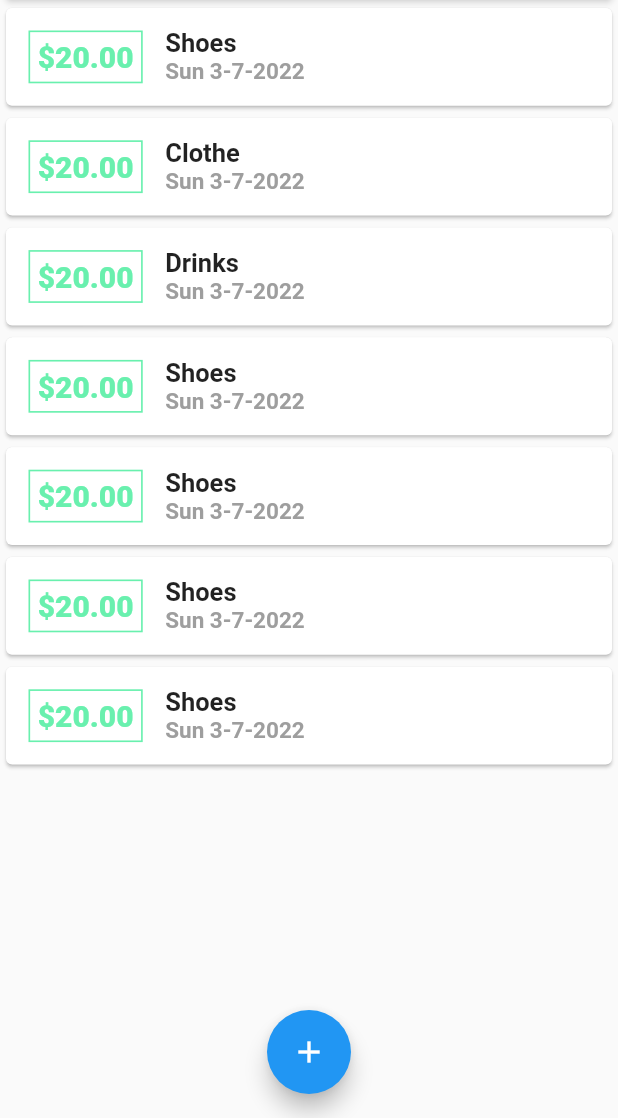
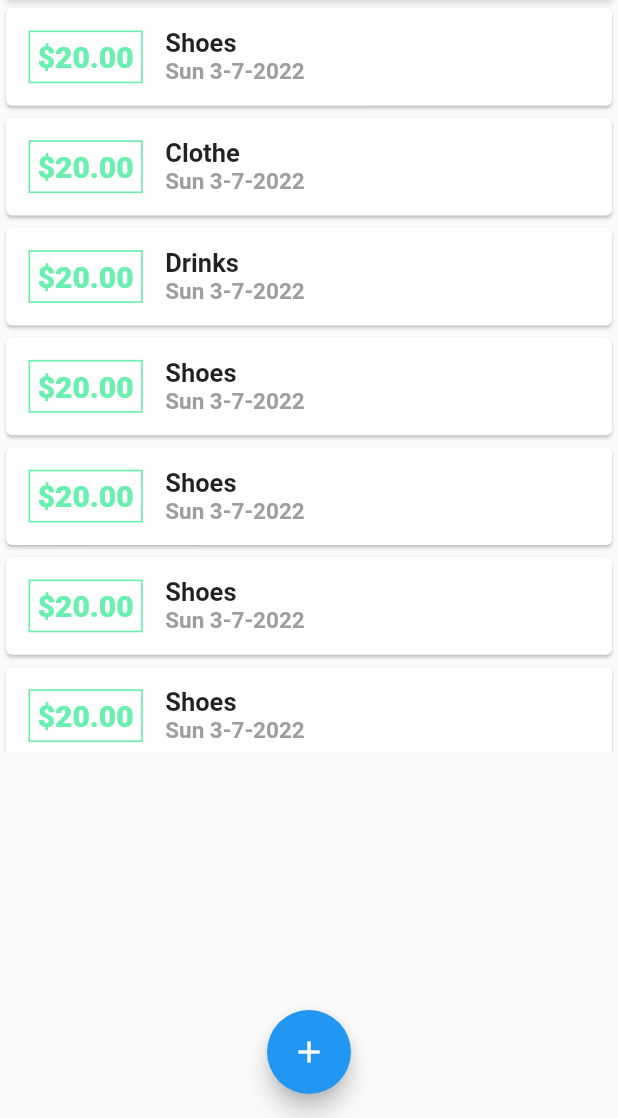
Before and after one commit to Lekki369/class_2, a Flutter app: the screen it shows after launch, on a phone screen of 412 x 824 dp, the part 118-1236 px from its top. Run offline on Flutter 3.47's test engine with Material 2 defaults, Android fonts, the phone set to English and light mode, and no system bars.

```diff
--- a/lib/views/transaction_list.dart
+++ b/lib/views/transaction_list.dart
@@ -13,7 +13,7 @@ class TransactionList extends StatelessWidget {
   @override
   Widget build(BuildContext context) {
     return SizedBox(
-      height: 600,
+      height: 500,
       child: ListView.builder(
         keyboardDismissBehavior: ScrollViewKeyboardDismissBehavior.onDrag,
         itemCount: transaction.length,
```
Also changed, not shown: lib/views/new_transaction.dart (+10 -3 lines).
